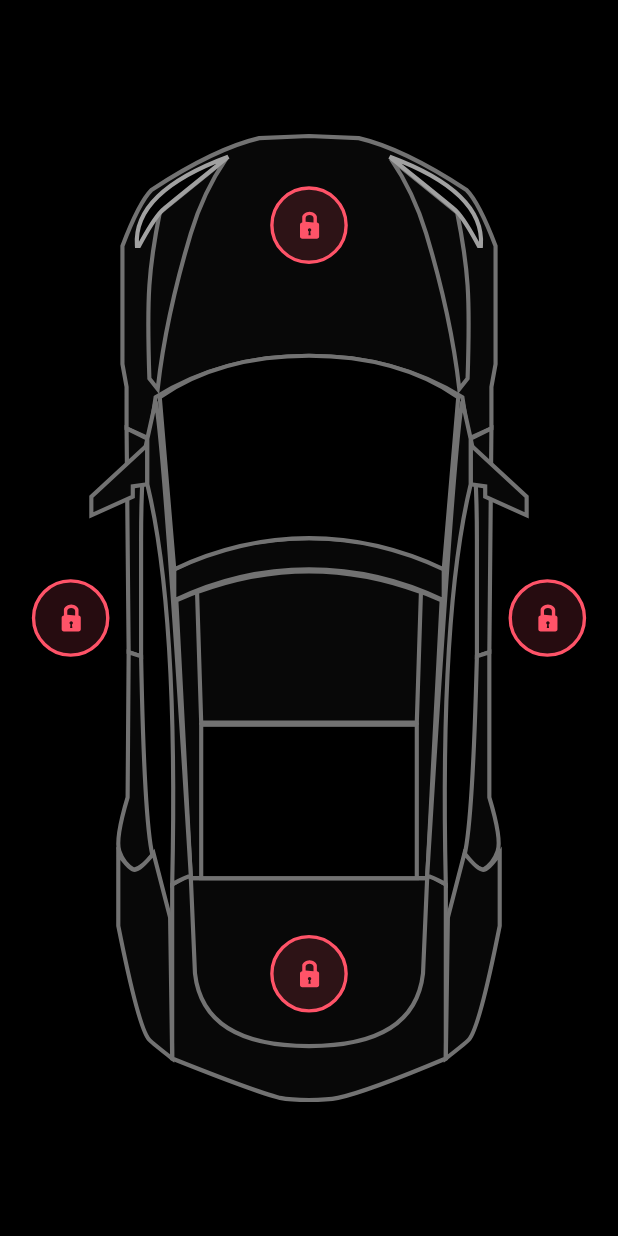
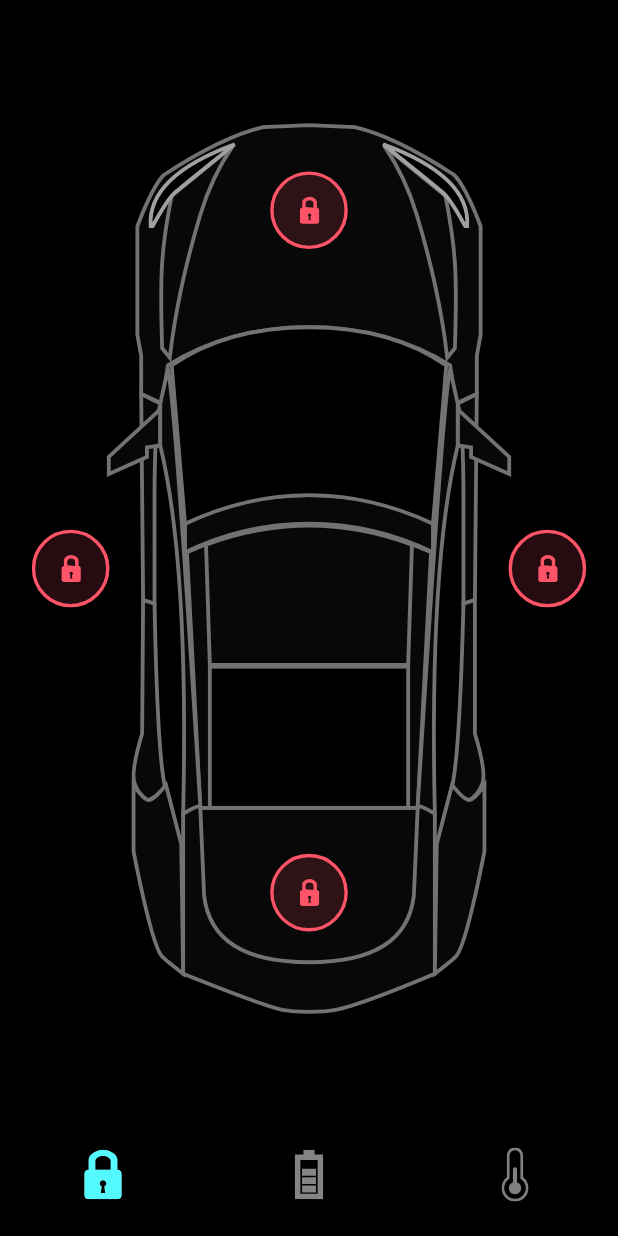
Before and after one commit to doanpt/flutter-learing, a Flutter app: the screen it shows after launch, on a phone screen of 412 x 824 dp. Run offline on Flutter 3.47's test engine with Material 2 defaults, Android fonts, the phone set to English and light mode, and no system bars; our stand-ins replace flutter_svg.

```diff
--- a/lib/screens/home_screen.dart
+++ b/lib/screens/home_screen.dart
@@ -13,6 +13,23 @@ class HomeScreen extends StatelessWidget {
     return AnimatedBuilder(
       builder: (ctx, snapshot) {
         return Scaffold(
+          bottomNavigationBar: BottomNavigationBar(
+            backgroundColor: Colors.black,
+            items: [
+              BottomNavigationBarItem(
+                icon: SvgPicture.asset('assets/icons/Lock.svg'),
+                label: "",
+              ),
+              BottomNavigationBarItem(
+                icon: SvgPicture.asset('assets/icons/Charge.svg'),
+                label: "",
+              ),
+              BottomNavigationBarItem(
+                icon: SvgPicture.asset('assets/icons/Temp.svg'),
+                label: "",
+              ),
+            ],
+          ),
           body: SafeArea(
             child: LayoutBuilder(
               builder: (BuildContext context, BoxConstraints constraints) {
```
